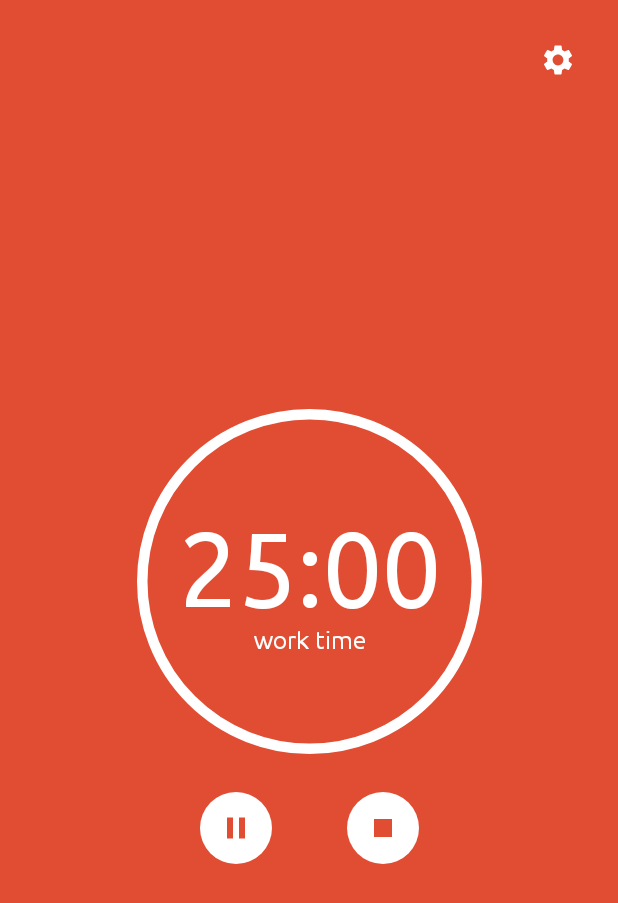
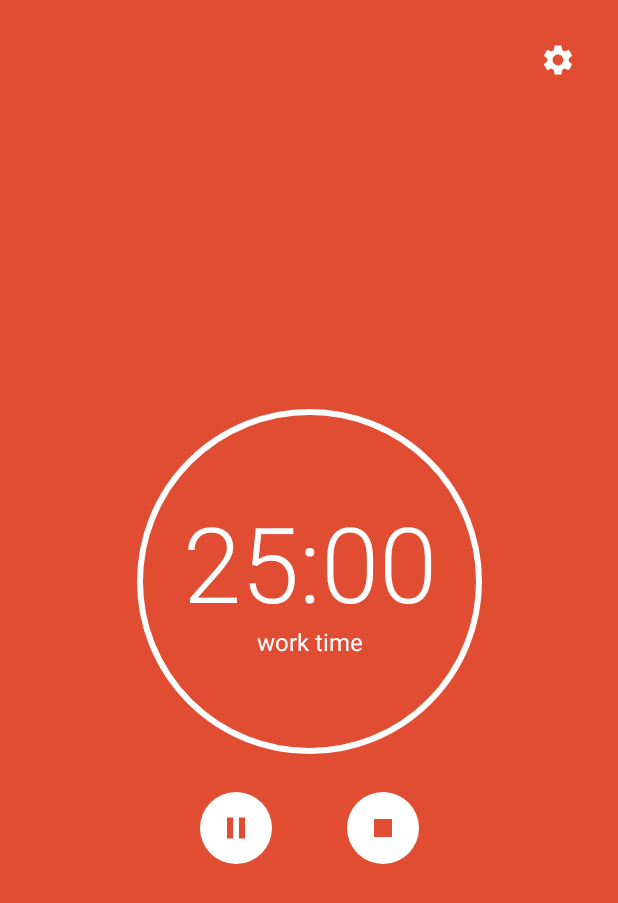
Before and after one commit to emenjivar/pomodoro-timer, an Android app built with Jetpack Compose: the @Preview function PreviewCountDownScreen, on a phone screen of 412 x 824 dp. Shown: the top 903 px of the screen. Run offline under Robolectric (Android 15) with nearby library versions, the phone set to English and light mode, and no system bars; our stand-ins replace constraintlayout-compose, livedata-compose.

Commit message:
:lipstick: Change weight size of counter
Weight of counter border and text, also stop using ubuntu_family

```diff
--- a/app/src/main/java/com/emenjivar/pomodoro/screens/countdown/CountDown.kt
+++ b/app/src/main/java/com/emenjivar/pomodoro/screens/countdown/CountDown.kt
@@ -31,6 +31,7 @@ import androidx.compose.ui.res.colorResource
 import androidx.compose.ui.res.painterResource
 import androidx.compose.ui.text.font.Font
 import androidx.compose.ui.text.font.FontFamily
+import androidx.compose.ui.text.font.FontWeight
 import androidx.compose.ui.unit.dp
 import androidx.compose.ui.unit.sp
 import com.emenjivar.pomodoro.R
@@ -52,7 +53,7 @@ fun CountDown(
     phase: Phase? = Phase.WORK,
     action: Action? = Action.Play,
     size: Int = 230,
-    stroke: Int = 7,
+    stroke: Int = 4,
     isFullScreen: Boolean = false
 ) {
     val animatedProgress by animateFloatAsState(
@@ -101,8 +102,8 @@ fun CountDown(
                 Text(
                     text = time,
                     color = itemColor.value,
-                    fontFamily = FontFamily(Font(R.font.ubuntu_regular)),
                     fontSize = 70.sp,
+                    fontWeight = FontWeight.W300,
                     modifier = Modifier.align(Alignment.CenterHorizontally)
                 )
                 AnimatedVisibility(
@@ -112,7 +113,6 @@ fun CountDown(
                     Text(
                         text = phaseText,
                         color = itemColor.value,
-                        fontFamily = FontFamily(Font(R.font.ubuntu_regular)),
                         fontSize = 16.sp
                     )
                 }
```
